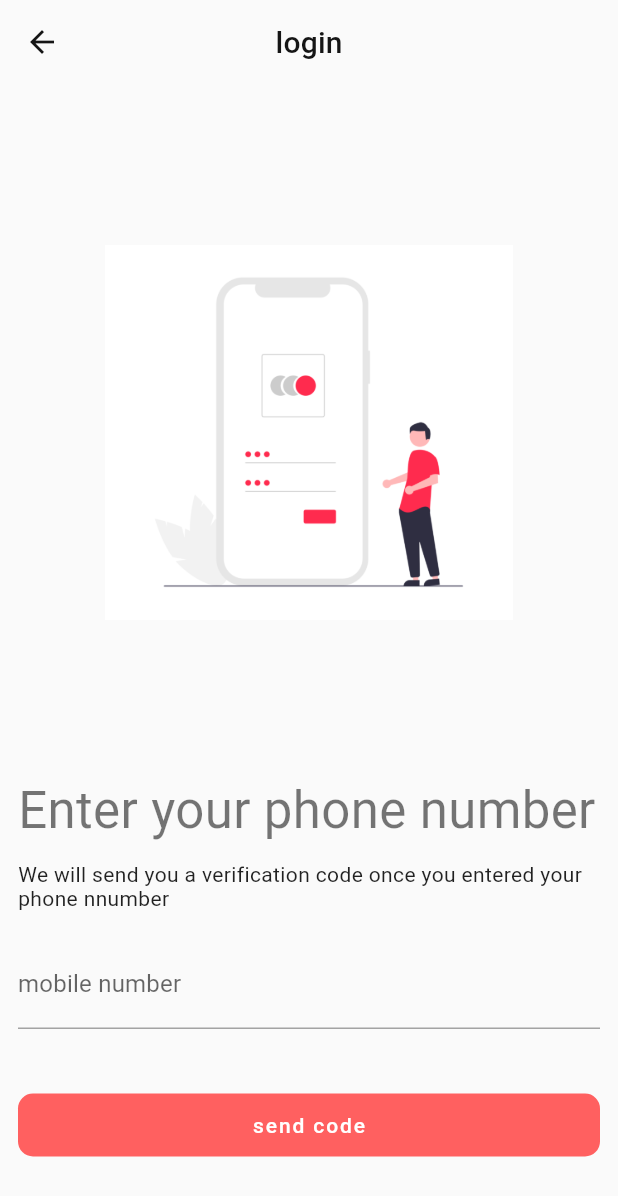
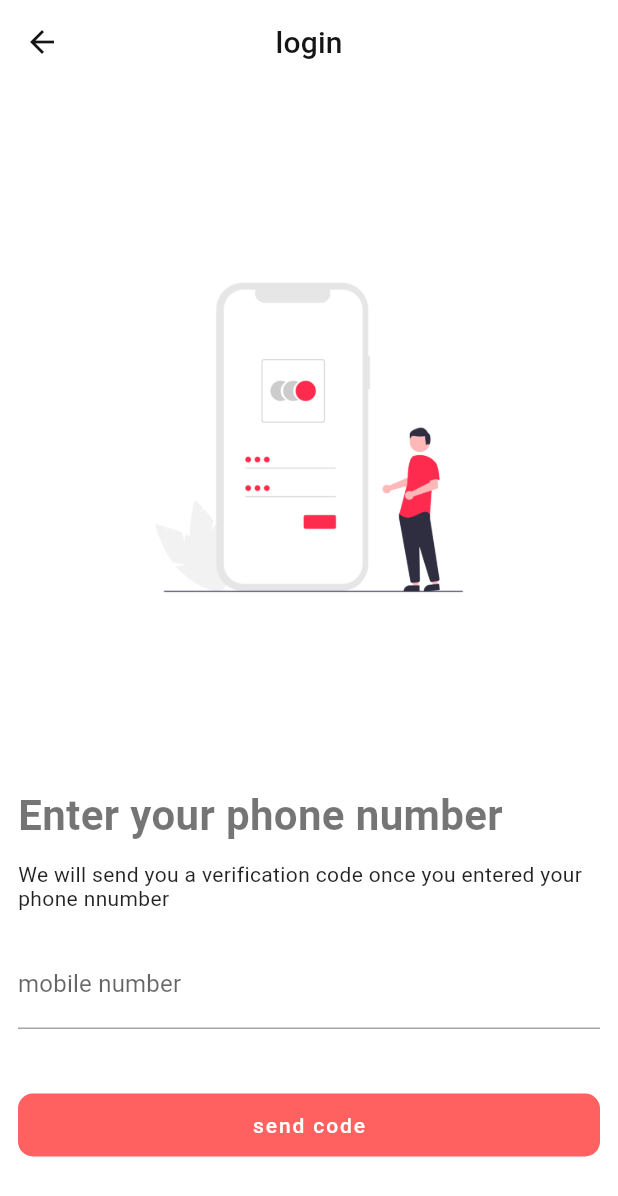
Before and after one commit to tim200002/fingerfunke-app, a Flutter app: the screen it shows after launch, after a tap on "Login or create new Account", on a phone screen of 412 x 824 dp. Shown: the top 1196 px of the screen. Run offline on Flutter 3.47's test engine with Material 2 defaults, Android fonts, the phone set to English and light mode, and no system bars; our stand-ins replace auto_size_text, bloc, camera, cloud_firestore, cloud_functions, dio and 15 more; missing offline and left inert: flutter_settings_ui, video_thumbnail; accounts and stored records are empty.

Commit message:
imp: minor theming tweaks

```diff
--- a/lib/main.dart
+++ b/lib/main.dart
@@ -66,7 +66,9 @@ class AppInflater extends StatelessWidget {
             return state.when(initial: () {
               return AnimatedSwitcher(
                 duration: const Duration(milliseconds: 250),
-                child: buildLoadedApp(context, _navigator, ThemeMode.system),
+                //ToDo: select light mode by default, as dark mode has some testing issues
+                child: buildLoadedApp(
+                    context, _navigator, ThemeMode.light), //ThemeMode.system),
               );
             }, loaded: (settings) {
               return AnimatedSwitcher(
--- a/lib/utils/app_theme.dart
+++ b/lib/utils/app_theme.dart
@@ -26,7 +26,7 @@ class AppTheme {
 
   static final ThemeData mainTheme = ThemeData(
     textTheme: _textTheme,
-    //canvasColor: Color(0xffebebeb),
+    canvasColor: Color(0xffffffff),
     colorScheme: const ColorScheme.light(
       primary: _light_primary,
       primaryVariant: _light_primaryVariant,
@@ -105,7 +105,7 @@ class AppTheme {
         fontSize: 60, fontWeight: FontWeight.w300, letterSpacing: -0.5),
     headline3: GoogleFonts.roboto(fontSize: 48, fontWeight: FontWeight.w600),
     headline4: GoogleFonts.roboto(
-        fontSize: 34, fontWeight: FontWeight.w400, letterSpacing: 0.25),
+        fontSize: 28, fontWeight: FontWeight.bold, letterSpacing: 0.25),
     headline5: GoogleFonts.roboto(fontSize: 24, fontWeight: FontWeight.bold),
     headline6: GoogleFonts.roboto(
         fontSize: 20, fontWeight: FontWeight.w500, letterSpacing: 0.15),
```
